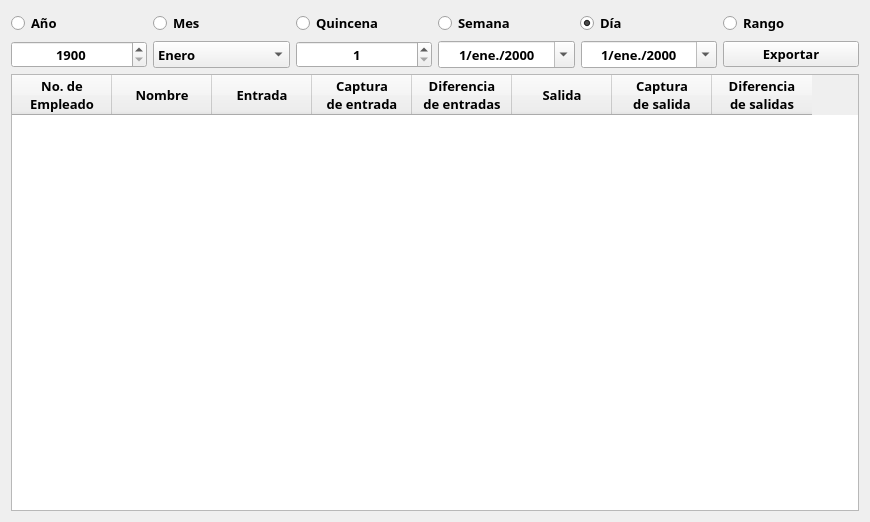
First picture: the form in historial.ui, repository enchiladaSuiza/AsistenciaFototeca, before the edit.
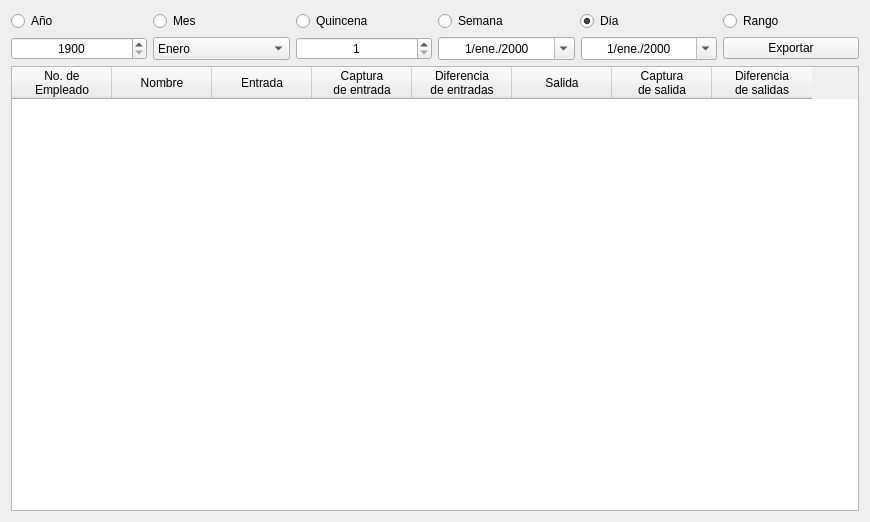
Second picture: the form after the edit.

Patch:
```diff
--- a/historial.ui
+++ b/historial.ui
@@ -16,13 +16,6 @@
   <layout class="QGridLayout" name="gridLayout">
    <item row="0" column="0">
     <widget class="QRadioButton" name="yearSelect">
-     <property name="font">
-      <font>
-       <family>Montserrat</family>
-       <pointsize>10</pointsize>
-       <bold>true</bold>
-      </font>
-     </property>
      <property name="text">
       <string>Año</string>
      </property>
@@ -33,13 +26,6 @@
    </item>
    <item row="0" column="3">
     <widget class="QRadioButton" name="weekSelect">
-     <property name="font">
-      <font>
-       <family>Montserrat</family>
-       <pointsize>10</pointsize>
-       <bold>true</bold>
-      </font>
-     </property>
      <property name="text">
       <string>Semana</string>
      </property>
@@ -50,13 +36,6 @@
    </item>
    <item row="0" column="2">
     <widget class="QRadioButton" name="fortnightSelect">
-     <property name="font">
-      <font>
-       <family>Montserrat</family>
-       <pointsize>10</pointsize>
-       <bold>true</bold>
-      </font>
-     </property>
      <property name="text">
       <string>Quincena</string>
      </property>
@@ -67,13 +46,6 @@
    </item>
    <item row="0" column="1">
     <widget class="QRadioButton" name="monthSelect">
-     <property name="font">
-      <font>
-       <family>Montserrat</family>
-       <pointsize>10</pointsize>
-       <bold>true</bold>
-      </font>
-     </property>
      <property name="text">
       <string>Mes</string>
      </property>
@@ -84,13 +56,6 @@
    </item>
    <item row="0" column="4">
     <widget class="QRadioButton" name="daySelect">
-     <property name="font">
-      <font>
-       <family>Montserrat</family>
-       <pointsize>10</pointsize>
-       <bold>true</bold>
-      </font>
-     </property>
      <property name="text">
       <string>Día</string>
      </property>
@@ -104,13 +69,6 @@
    </item>
    <item row="0" column="5">
     <widget class="QRadioButton" name="rangeSelect">
-     <property name="font">
-      <font>
-       <family>Montserrat</family>
-       <pointsize>10</pointsize>
-       <bold>true</bold>
-      </font>
-     </property>
      <property name="text">
       <string>Rango</string>
      </property>
@@ -121,13 +79,6 @@
    </item>
    <item row="2" column="5">
     <widget class="QPushButton" name="exportarButton">
-     <property name="font">
-      <font>
-       <family>Montserrat</family>
-       <pointsize>10</pointsize>
-       <bold>true</bold>
-      </font>
-     </property>
      <property name="text">
       <string>Exportar</string>
      </property>
@@ -146,13 +97,6 @@
          <verstretch>0</verstretch>
         </sizepolicy>
        </property>
-       <property name="font">
-        <font>
-         <family>Montserrat</family>
-         <pointsize>10</pointsize>
-         <bold>true</bold>
-        </font>
-       </property>
        <property name="alignment">
         <set>Qt::AlignCenter</set>
        </property>
@@ -175,13 +119,6 @@
          <verstretch>0</verstretch>
         </sizepolicy>
        </property>
-       <property name="font">
-        <font>
-         <family>Montserrat</family>
-         <pointsize>10</pointsize>
-         <bold>true</bold>
-        </font>
-       </property>
        <property name="currentIndex">
         <number>0</number>
        </property>
@@ -258,13 +195,6 @@
          <verstretch>0</verstretch>
         </sizepolicy>
        </property>
-       <property name="font">
-        <font>
-         <family>Montserrat</family>
-         <pointsize>10</pointsize>
-         <bold>true</bold>
-        </font>
-       </property>
        <property name="alignment">
         <set>Qt::AlignCenter</set>
        </property>
@@ -284,13 +214,6 @@
          <verstretch>0</verstretch>
         </sizepolicy>
        </property>
-       <property name="font">
-        <font>
-         <family>Montserrat</family>
-         <pointsize>10</pointsize>
-         <bold>true</bold>
-        </font>
-       </property>
        <property name="locale">
         <locale language="Spanish" country="Mexico"/>
        </property>
@@ -319,13 +242,6 @@
          <verstretch>0</verstretch>
         </sizepolicy>
        </property>
-       <property name="font">
-        <font>
-         <family>Montserrat</family>
-         <pointsize>10</pointsize>
-         <bold>true</bold>
-        </font>
-       </property>
        <property name="locale">
         <locale language="Spanish" country="Mexico"/>
        </property>
@@ -344,13 +260,6 @@
    </item>
    <item row="3" column="0" colspan="6">
     <widget class="QTableWidget" name="tableWidget">
-     <property name="font">
-      <font>
-       <family>Montserrat</family>
-       <pointsize>10</pointsize>
-       <bold>true</bold>
-      </font>
-     </property>
      <property name="sizeAdjustPolicy">
       <enum>QAbstractScrollArea::AdjustToContentsOnFirstShow</enum>
      </property>
@@ -374,101 +283,45 @@
        <string>No. de
 Empleado</string>
       </property>
-      <property name="font">
-       <font>
-        <family>Montserrat</family>
-        <pointsize>10</pointsize>
-        <bold>true</bold>
-       </font>
-      </property>
      </column>
      <column>
       <property name="text">
        <string>Nombre</string>
       </property>
-      <property name="font">
-       <font>
-        <family>Montserrat</family>
-        <pointsize>10</pointsize>
-        <bold>true</bold>
-       </font>
-      </property>
      </column>
      <column>
       <property name="text">
        <string>Entrada</string>
       </property>
-      <property name="font">
-       <font>
-        <family>Montserrat</family>
-        <pointsize>10</pointsize>
-        <bold>true</bold>
-       </font>
-      </property>
      </column>
      <column>
       <property name="text">
        <string>Captura
 de entrada</string>
       </property>
-      <property name="font">
-       <font>
-        <family>Montserrat</family>
-        <pointsize>10</pointsize>
-        <bold>true</bold>
-       </font>
-      </property>
      </column>
      <column>
       <property name="text">
        <string>Diferencia
 de entradas</string>
       </property>
-      <property name="font">
-       <font>
-        <family>Montserrat</family>
-        <pointsize>10</pointsize>
-        <bold>true</bold>
-       </font>
-      </property>
      </column>
      <column>
       <property name="text">
        <string>Salida</string>
       </property>
-      <property name="font">
-       <font>
-        <family>Montserrat</family>
-        <pointsize>10</pointsize>
-        <bold>true</bold>
-       </font>
-      </property>
      </column>
      <column>
       <property name="text">
        <string>Captura
 de salida</string>
       </property>
-      <property name="font">
-       <font>
-        <family>Montserrat</family>
-        <pointsize>10</pointsize>
-        <bold>true</bold>
-       </font>
-      </property>
      </column>
      <column>
       <property name="text">
        <string>Diferencia
 de salidas</string>
       </property>
-      <property name="font">
-       <font>
-        <family>Montserrat</family>
-        <pointsize>10</pointsize>
-        <bold>true</bold>
-       </font>
-      </property>
      </column>
     </widget>
    </item>
```
